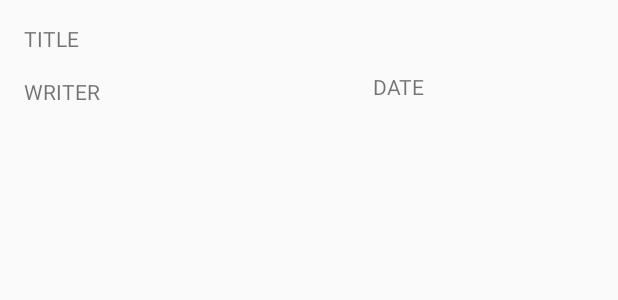
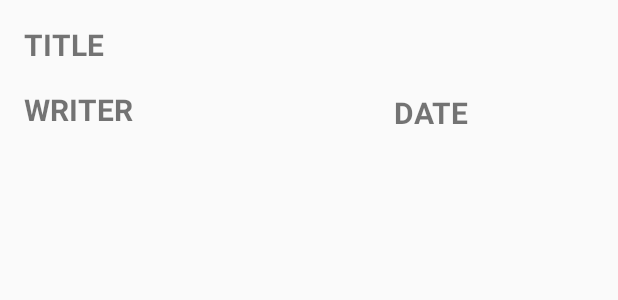
Before and after one commit to hongjoonki/mobile, an Android app: the layout notice_room.xml on its own in the app's theme, with its tools: preview values and no code run, on a phone screen of 412 x 824 dp. Shown: the top 300 px of the screen. Run offline under Robolectric (Android 15) with nearby library versions, the phone set to English and light mode, and no system bars; network calls fail.

Commit message:
no message

```diff
--- a/app/src/main/java/com/example/hong/alchul/parttime/MyFragment3.java
+++ b/app/src/main/java/com/example/hong/alchul/parttime/MyFragment3.java
@@ -162,9 +162,9 @@ public class MyFragment3 extends Fragment {
                 SimpleDateFormat timeNow = new SimpleDateFormat("yyyy-MM-dd HH:mm");
 
                 StringBuffer sb = new StringBuffer(content);
-                if (sb.length() >= 15) {
+                if (sb.length() >= 20) {
                     for (int i = 1; i <= sb.length() / 20; i++) {
-                        sb.insert(15 * i, "\n");
+                        sb.insert(20 * i, "\n");
                     }
                 }
 
--- a/app/src/main/res/layout/notice_room.xml
+++ b/app/src/main/res/layout/notice_room.xml
@@ -13,6 +13,8 @@
         android:layout_marginStart="16dp"
         android:layout_marginTop="16dp"
         android:text="TITLE"
+        android:textStyle="bold"
+        android:textSize="20dp"
         app:layout_constraintStart_toStartOf="parent"
         app:layout_constraintTop_toTopOf="parent" />
 
@@ -23,6 +25,8 @@
         android:layout_marginStart="16dp"
         android:layout_marginTop="16dp"
         android:text="WRITER"
+        android:textStyle="bold"
+        android:textSize="20dp"
         app:layout_constraintStart_toStartOf="parent"
         app:layout_constraintTop_toBottomOf="@+id/textView" />
 
@@ -30,9 +34,11 @@
         android:id="@+id/textView5"
         android:layout_width="wrap_content"
         android:layout_height="wrap_content"
-        android:layout_marginStart="24dp"
-        android:layout_marginTop="48dp"
+        android:layout_marginStart="12dp"
+        android:layout_marginTop="61dp"
         android:text="DATE"
+        android:textSize="20dp"
+        android:textStyle="bold"
         app:layout_constraintStart_toEndOf="@+id/nameView"
         app:layout_constraintTop_toTopOf="parent" />
 
@@ -41,7 +47,7 @@
         android:layout_width="353dp"
         android:layout_height="388dp"
         android:layout_marginStart="16dp"
-        android:layout_marginTop="32dp"
+        android:layout_marginTop="68dp"
         app:layout_constraintStart_toStartOf="parent"
         app:layout_constraintTop_toBottomOf="@+id/nameView" />
 
@@ -49,8 +55,8 @@
         android:id="@+id/titleView"
         android:layout_width="295dp"
         android:layout_height="16dp"
-        android:layout_marginStart="16dp"
-        android:layout_marginTop="16dp"
+        android:layout_marginStart="12dp"
+        android:layout_marginTop="24dp"
         app:layout_constraintStart_toEndOf="@+id/textView"
         app:layout_constraintTop_toTopOf="parent" />
 
@@ -58,8 +64,8 @@
         android:id="@+id/nameView"
         android:layout_width="150dp"
         android:layout_height="wrap_content"
-        android:layout_marginStart="8dp"
-        android:layout_marginTop="48dp"
+        android:layout_marginStart="12dp"
+        android:layout_marginTop="64dp"
         app:layout_constraintStart_toEndOf="@+id/textView4"
         app:layout_constraintTop_toTopOf="parent" />
 
@@ -68,7 +74,7 @@
         android:layout_width="78dp"
         android:layout_height="18dp"
         android:layout_marginStart="8dp"
-        android:layout_marginTop="48dp"
+        android:layout_marginTop="67dp"
         app:layout_constraintStart_toEndOf="@+id/textView5"
         app:layout_constraintTop_toTopOf="parent" />
 </android.support.constraint.ConstraintLayout>
```
